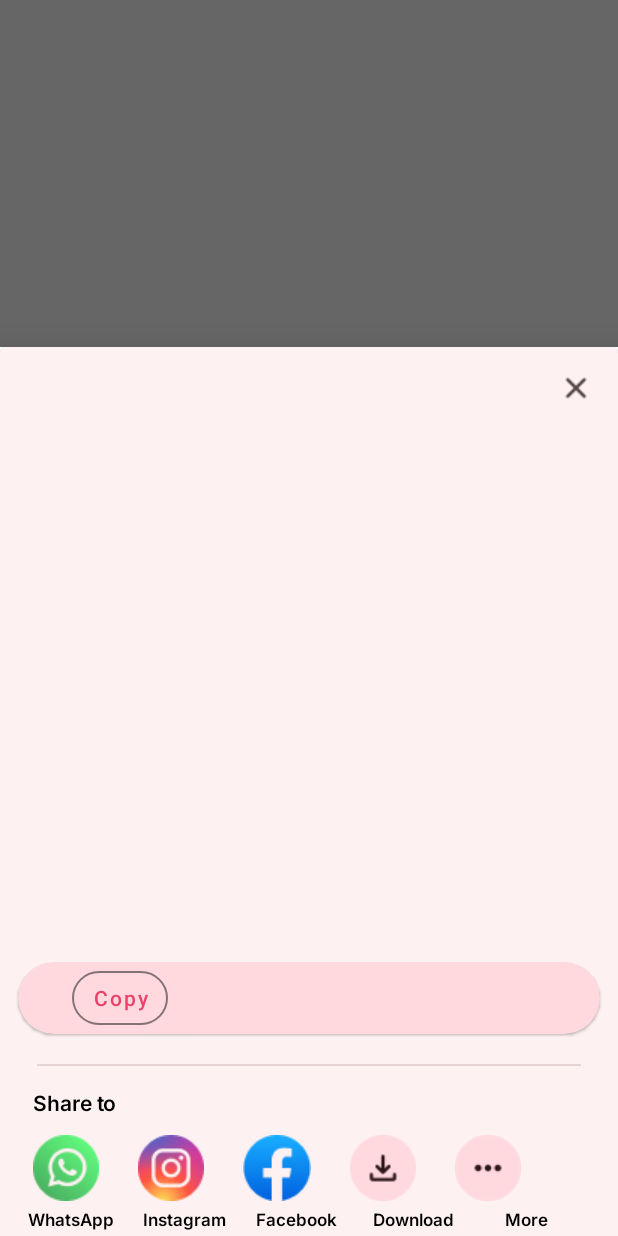
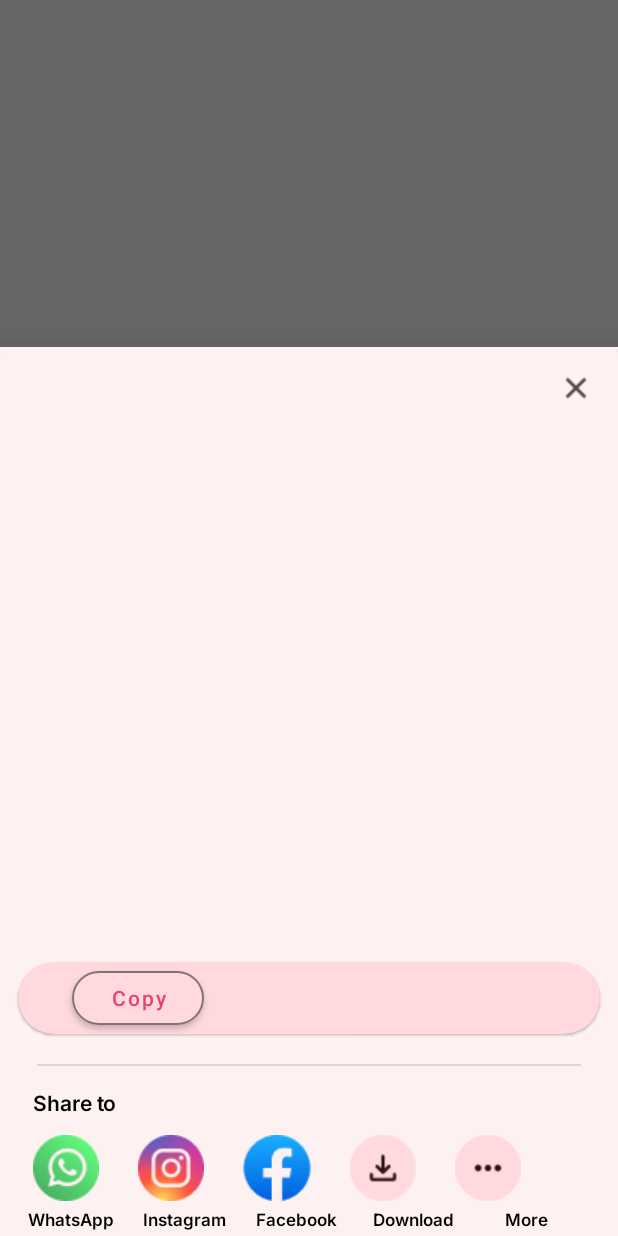
Before and after one commit to MohitGupta121/Gratitude-Quotes-App, an Android app: the fragment ShareBottomSheet shown on its own in the app's theme, on a phone screen of 412 x 824 dp. Run offline under Robolectric (Android 15) with nearby library versions, the phone set to English and light mode, and no system bars; our stand-ins replace Dagger/Hilt's generated code; pictures from the network do not load.

Commit message:
Improve Copy button style

```diff
--- a/app/src/main/res/layout/bottom_sheet_share.xml
+++ b/app/src/main/res/layout/bottom_sheet_share.xml
@@ -88,17 +88,12 @@
                     android:textSize="16sp" />
 
                 <com.google.android.material.button.MaterialButton
+                    style="@style/CopyButtonInactive"
                     android:id="@+id/btnCopyQuote"
                     android:layout_width="wrap_content"
                     android:layout_height="wrap_content"
                     android:layout_marginStart="24dp"
-                    android:backgroundTint="#FFD9DD"
-                    android:text="Copy"
-                    android:textAllCaps="false"
-                    android:textColor="#EA436B"
-                    app:cornerRadius="18dp"
-                    app:strokeColor="#847374"
-                    app:strokeWidth="1dp" />
+                    android:text="Copy" />
 
             </LinearLayout>
 
--- a/app/src/main/res/values/themes.xml
+++ b/app/src/main/res/values/themes.xml
@@ -13,4 +13,31 @@
         <item name="android:statusBarColor" tools:targetApi="l">@color/black</item>
         <!-- Customize your theme here. -->
     </style>
+
+    <!-- COPY BUTTON ACTIVE STYLE -->
+    <style name="CopyButtonActive" parent="Widget.MaterialComponents.Button">
+        <item name="android:layout_width">wrap_content</item>
+        <item name="android:layout_height">wrap_content</item>
+        <item name="android:layout_marginStart">24dp</item>
+        <item name="android:textColor">@color/white</item>
+        <item name="backgroundTint">#EA436B</item>
+        <item name="android:text">Copied</item>
+        <item name="textAllCaps">false</item>
+        <item name="cornerRadius">18dp</item>
+    </style>
+
+    <!-- COPY BUTTON INACTIVE STYLE -->
+    <style name="CopyButtonInactive" parent="Widget.MaterialComponents.Button">
+        <item name="android:layout_width">wrap_content</item>
+        <item name="android:layout_height">wrap_content</item>
+        <item name="android:layout_marginStart">24dp</item>
+        <item name="android:textColor">#EA436B</item>
+        <item name="backgroundTint">#FFD9DD</item>
+        <item name="android:text">Copy</item>
+        <item name="textAllCaps">false</item>
+        <item name="cornerRadius">18dp</item>
+        <item name="strokeColor">#847374</item>
+        <item name="strokeWidth">1dp</item>
+    </style>
+
 </resources>
```
Also changed, not shown: app/src/main/res/drawable/copy_button_pressed.xml (deleted, +0 -9 lines), app/src/main/res/drawable/copy_button_state.xml (deleted, +0 -31 lines).
